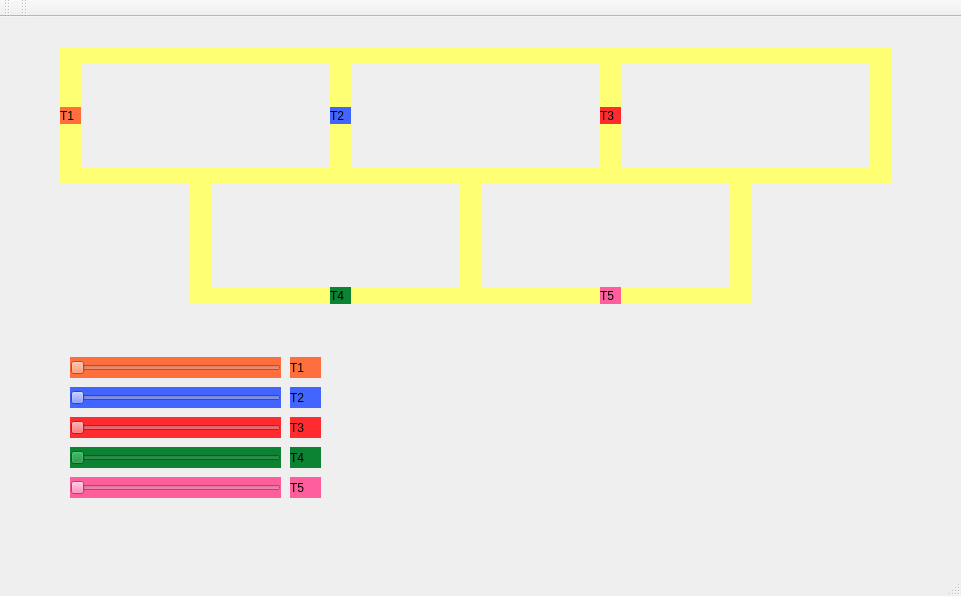
Qt form mainwindow.ui (gabrielasil/trabalho-02-so) before a commit.
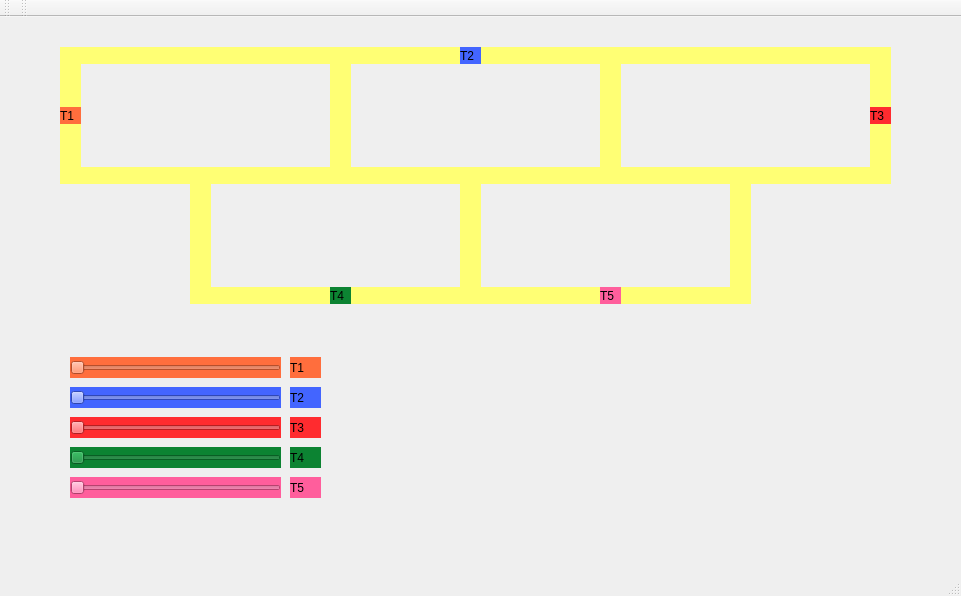
The same form after that commit.

Commit message: Correção na mudança do inicio dos trens

Patch:
```diff
--- a/mainwindow.ui
+++ b/mainwindow.ui
@@ -305,8 +305,8 @@
    <widget class="QLabel" name="label_trem2">
     <property name="geometry">
      <rect>
-      <x>330</x>
-      <y>90</y>
+      <x>460</x>
+      <y>30</y>
       <width>21</width>
       <height>17</height>
      </rect>
@@ -321,7 +321,7 @@
    <widget class="QLabel" name="label_trem3">
     <property name="geometry">
      <rect>
-      <x>600</x>
+      <x>870</x>
       <y>90</y>
       <width>21</width>
       <height>17</height>
```
The commit also changes 1 other file.
